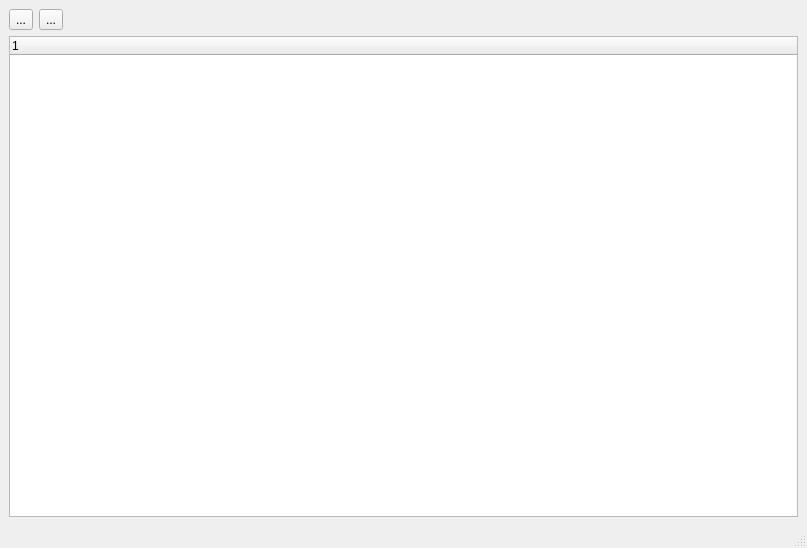
Above: lv2UI/mainwindow.ui from manu88/lilvTest before the change. Below: the same form after it.
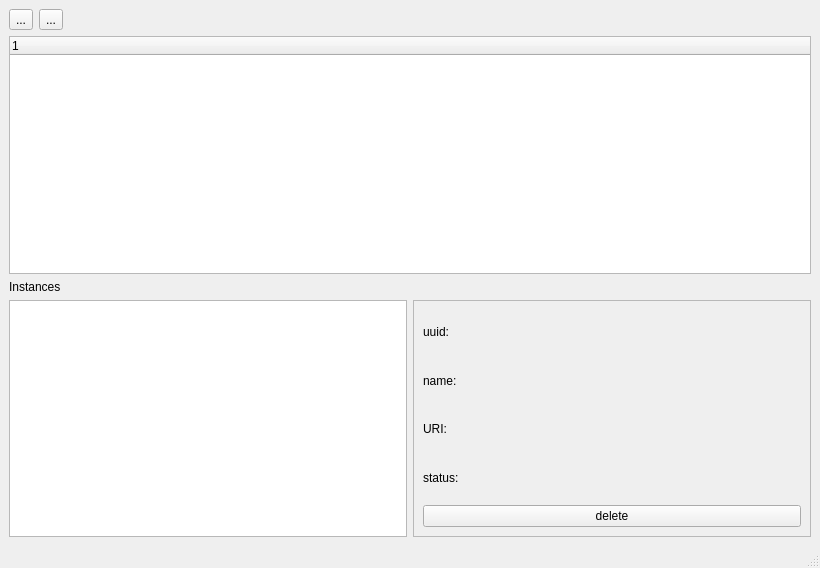
That is the form after the change. Icons and pictures are not drawn.

Commit message: add ui instances list in UI

```diff
--- a/lv2UI/mainwindow.ui
+++ b/lv2UI/mainwindow.ui
@@ -6,8 +6,8 @@
    <rect>
     <x>0</x>
     <y>0</y>
-    <width>807</width>
-    <height>548</height>
+    <width>820</width>
+    <height>568</height>
    </rect>
   </property>
   <property name="windowTitle">
@@ -15,6 +15,13 @@
   </property>
   <widget class="QWidget" name="centralwidget">
    <layout class="QGridLayout" name="gridLayout">
+    <item row="4" column="0">
+     <widget class="QLabel" name="label">
+      <property name="text">
+       <string>Instances</string>
+      </property>
+     </widget>
+    </item>
     <item row="0" column="0">
      <layout class="QHBoxLayout" name="horizontalLayout">
       <property name="topMargin">
@@ -67,6 +74,70 @@
       </column>
      </widget>
     </item>
+    <item row="5" column="0">
+     <layout class="QHBoxLayout" name="horizontalLayout_2">
+      <property name="topMargin">
+       <number>0</number>
+      </property>
+      <item>
+       <widget class="QListWidget" name="uiInstanceListWidget">
+        <property name="sizePolicy">
+         <sizepolicy hsizetype="Minimum" vsizetype="Expanding">
+          <horstretch>0</horstretch>
+          <verstretch>0</verstretch>
+         </sizepolicy>
+        </property>
+       </widget>
+      </item>
+      <item>
+       <widget class="QFrame" name="frame">
+        <property name="frameShape">
+         <enum>QFrame::Shape::StyledPanel</enum>
+        </property>
+        <property name="frameShadow">
+         <enum>QFrame::Shadow::Raised</enum>
+        </property>
+        <layout class="QVBoxLayout" name="verticalLayout">
+         <item>
+          <widget class="QLabel" name="labelUUID">
+           <property name="text">
+            <string>uuid:</string>
+           </property>
+          </widget>
+         </item>
+         <item>
+          <widget class="QLabel" name="labelName">
+           <property name="text">
+            <string>name: </string>
+           </property>
+          </widget>
+         </item>
+         <item>
+          <widget class="QLabel" name="labelUri">
+           <property name="text">
+            <string>URI: </string>
+           </property>
+          </widget>
+         </item>
+         <item>
+          <widget class="QLabel" name="labelUIStatus">
+           <property name="text">
+            <string>status: </string>
+           </property>
+          </widget>
+         </item>
+         <item>
+          <widget class="QPushButton" name="deleteUIButton">
+           <property name="text">
+            <string>delete</string>
+           </property>
+          </widget>
+         </item>
+        </layout>
+       </widget>
+      </item>
+     </layout>
+    </item>
    </layout>
   </widget>
   <widget class="QMenuBar" name="menubar">
```
Left out of the diff: 4 changed lines with no effect on the pictures. The commit also changes 6 other files.
